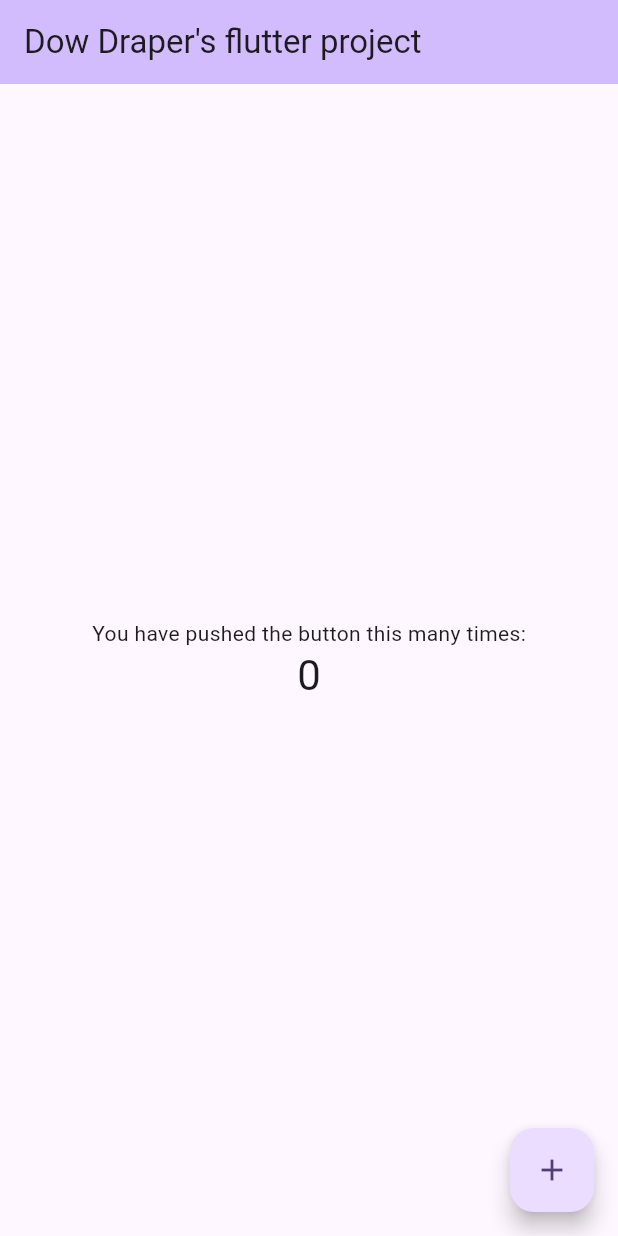
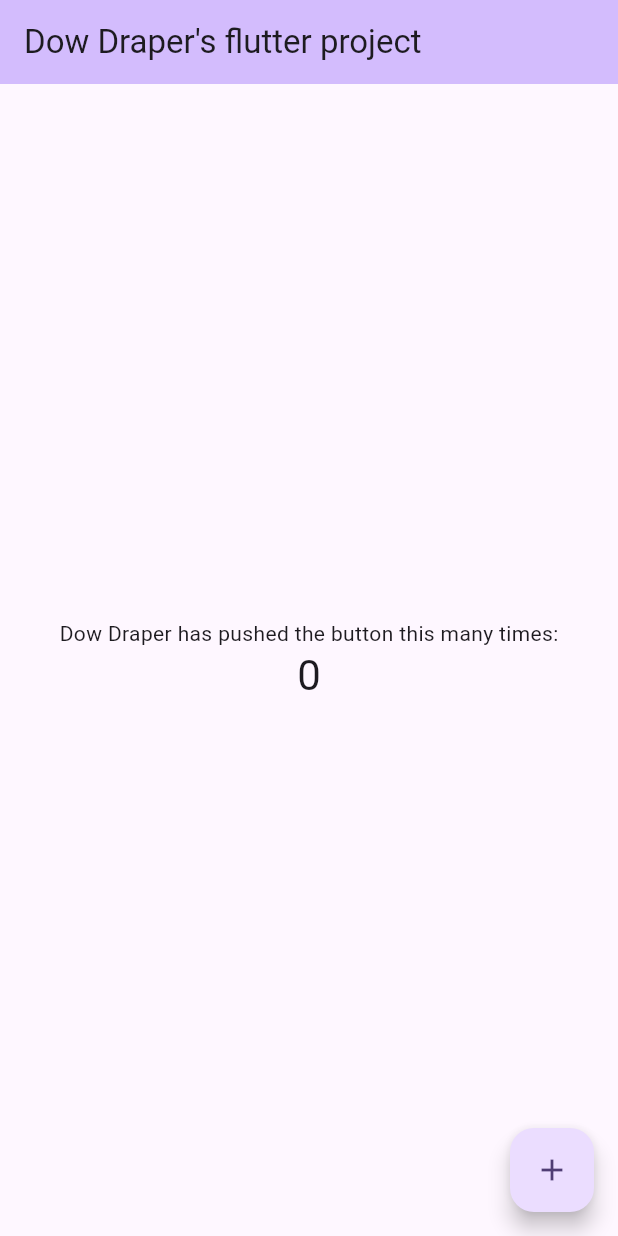
Before and after one commit to dhdschool/csc4330_example_flutter_proj, a Flutter app: the screen it shows after launch, on a phone screen of 412 x 824 dp. Run offline on Flutter 3.47's test engine with Material 3 defaults, Android fonts, the phone set to English and light mode, and no system bars.

Commit message:
Change button text

```diff
--- a/lib/main.dart
+++ b/lib/main.dart
@@ -104,7 +104,7 @@ class _MyHomePageState extends State<MyHomePage> {
           // wireframe for each widget.
           mainAxisAlignment: .center,
           children: [
-            const Text('You have pushed the button this many times:'),
+            const Text('Dow Draper has pushed the button this many times:'),
             Text(
               '$_counter',
               style: Theme.of(context).textTheme.headlineMedium,
```
